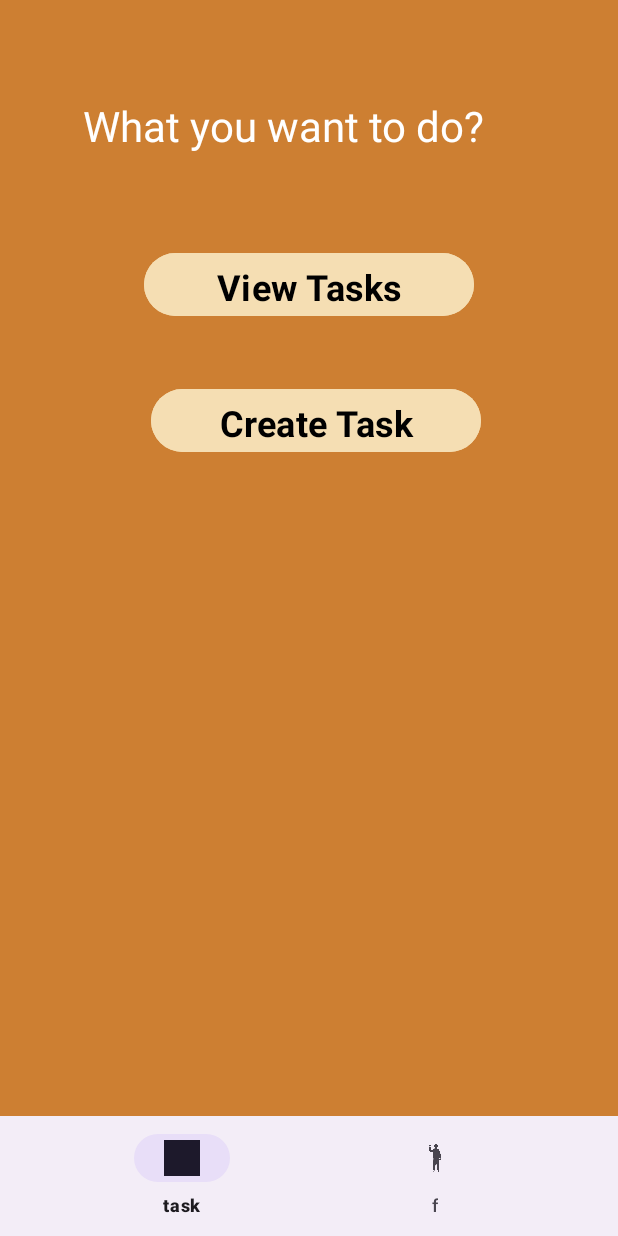
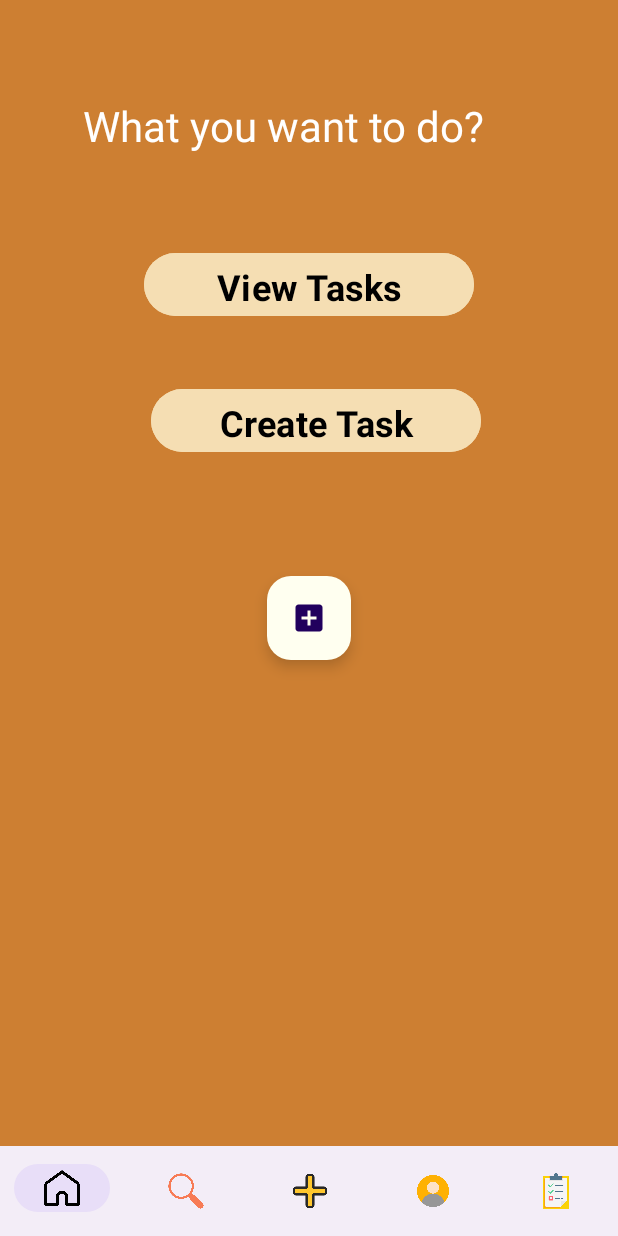
Before and after one commit to singhaditi2004/Task-Manager, an Android app: the MainActivity screen opened directly, with no data from a screen before it, on a phone screen of 412 x 824 dp. Run offline under Robolectric (Android 15) with nearby library versions, the phone set to English and light mode, and no system bars; Roboto replaces fonts that are not available here.

Commit message:
bottom navbar completed

```diff
--- a/app/src/main/java/com/example/taskmanager/MainActivity.java
+++ b/app/src/main/java/com/example/taskmanager/MainActivity.java
@@ -2,14 +2,19 @@ package com.example.taskmanager;
 
 import android.content.Intent;
 import android.os.Bundle;
+import android.view.MenuItem;
 import android.view.View;
 import android.widget.Button;
 
 import androidx.activity.EdgeToEdge;
+import androidx.annotation.NonNull;
 import androidx.appcompat.app.AppCompatActivity;
 import androidx.core.graphics.Insets;
 import androidx.core.view.ViewCompat;
 import androidx.core.view.WindowInsetsCompat;
+import androidx.fragment.app.Fragment;
+
+import com.google.android.material.bottomnavigation.BottomNavigationView;
 
 public class MainActivity extends AppCompatActivity {
     Button createtask,viewtask;
@@ -35,6 +40,11 @@ public class MainActivity extends AppCompatActivity {
             }
         });
 
+        BottomNavigationView bottomNavigationView = findViewById(R.id.bottom_navigation);
+
+        // Disable icon tinting programmatically
+        bottomNavigationView.setItemIconTintList(null);
+
 
         ViewCompat.setOnApplyWindowInsetsListener(findViewById(R.id.main), (v, insets) -> {
             Insets systemBars = insets.getInsets(WindowInsetsCompat.Type.systemBars());
--- a/app/src/main/res/layout/activity_main.xml
+++ b/app/src/main/res/layout/activity_main.xml
@@ -7,6 +7,7 @@
     android:layout_height="match_parent"
     tools:context=".MainActivity"
     android:background="@color/brown"
+    android:layout_marginBottom="0dp"
     >
 
 
@@ -61,12 +62,30 @@
     <com.google.android.material.bottomnavigation.BottomNavigationView
         android:id="@+id/bottom_navigation"
         android:layout_width="match_parent"
-        android:layout_height="wrap_content"
+        android:layout_height="60dp"
+        app:itemIconTint="@null"
         app:layout_constraintBottom_toBottomOf="parent"
         app:layout_constraintEnd_toEndOf="parent"
         app:layout_constraintHorizontal_bias="1.0"
         app:layout_constraintStart_toStartOf="parent"
         app:layout_constraintTop_toTopOf="parent"
         app:layout_constraintVertical_bias="1.0"
-        app:menu="@menu/bottom_navigation_menu" />
+        app:menu="@menu/bottom_navigation_menu"
+        android:layout_marginBottom="0dp"
+        />
+
+    <com.google.android.material.floatingactionbutton.FloatingActionButton
+        android:id="@+id/floating_action_button"
+        android:layout_width="wrap_content"
+        android:layout_height="wrap_content"
+        android:layout_gravity="bottom|right"
+        android:layout_margin="16dp"
+        android:contentDescription="+"
+        app:backgroundTint="@color/ivory"
+        app:layout_constraintBottom_toBottomOf="@+id/bottom_navigation"
+        app:layout_constraintEnd_toEndOf="parent"
+        app:layout_constraintStart_toStartOf="parent"
+        app:layout_constraintTop_toTopOf="parent"
+        app:srcCompat="@drawable/add" />
+
 </androidx.constraintlayout.widget.ConstraintLayout>
--- a/app/src/main/res/menu/bottom_navigation_menu.xml
+++ b/app/src/main/res/menu/bottom_navigation_menu.xml
@@ -1,12 +1,29 @@
 <menu xmlns:android="http://schemas.android.com/apk/res/android">
     <item
-        android:id="@+id/page_1"
+        android:id="@+id/home"
         android:enabled="true"
-        android:icon="@drawable/logo"
-        android:title="task"/>
+        android:icon="@drawable/hut"
+        android:title=""
+
+        />
     <item
-        android:id="@+id/page_2"
+        android:id="@+id/search"
         android:enabled="true"
-        android:icon="@drawable/icon"
-        android:title="f"/>
+        android:icon="@drawable/search"
+        android:title=""/>
+    <item
+        android:id="@+id/plus"
+        android:enabled="true"
+        android:icon="@drawable/plus"
+        android:title=""/>
+    <item
+        android:id="@+id/profile"
+        android:enabled="true"
+        android:icon="@drawable/profile"
+        android:title=""/>
+    <item
+        android:id="@+id/task"
+        android:enabled="true"
+        android:icon="@drawable/task"
+        android:title=""/>
 </menu>
```
Also changed, not shown: app/src/main/res/drawable/group.png (added), app/src/main/res/drawable/hut.png (added), app/src/main/res/drawable/plus.png (added), app/src/main/res/drawable/profile.png (added), app/src/main/res/drawable/search.png (added), app/src/main/res/drawable/task.png (added).
